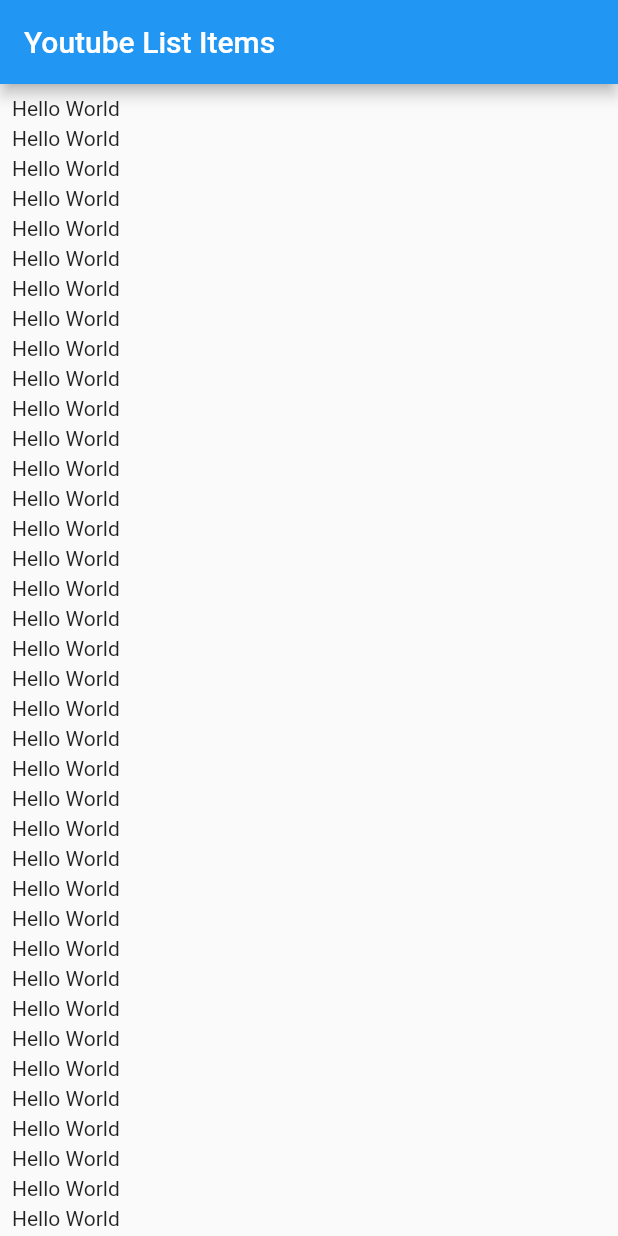
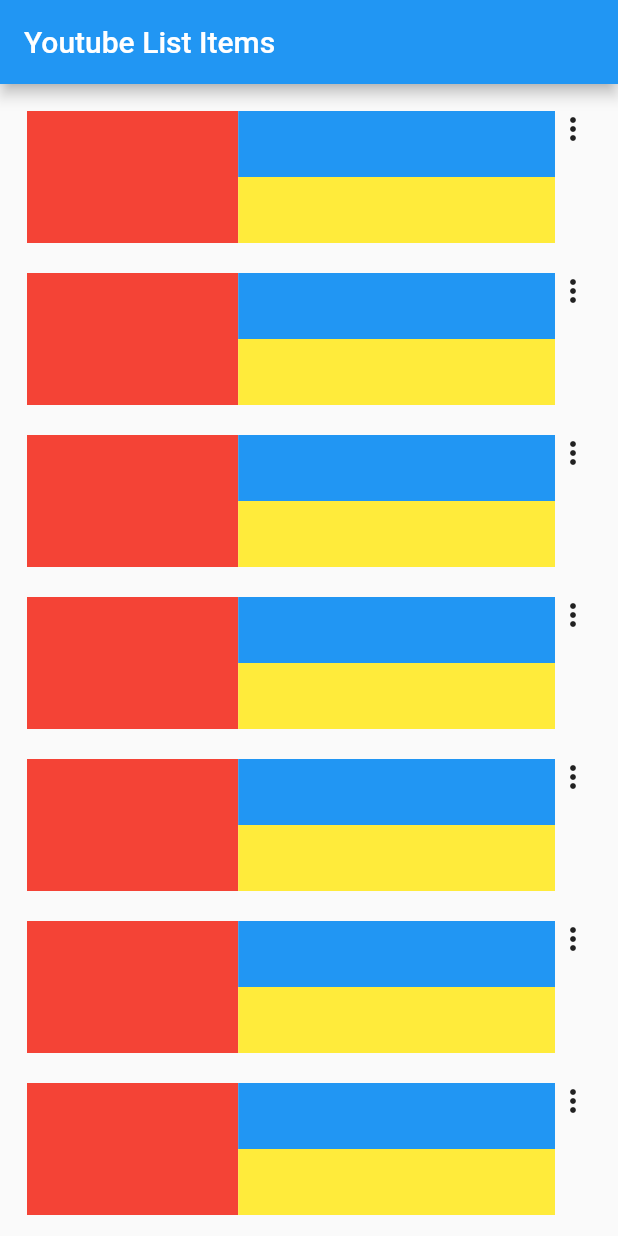
Before and after one commit to shihaohong/youtube_flutter_widget, a Flutter app: the screen it shows after launch, on a phone screen of 412 x 824 dp. Run offline on Flutter 3.47's test engine with Material 2 defaults, Android fonts, the phone set to English and light mode, and no system bars.

Commit message:
implement layout

```diff
--- a/lib/main.dart
+++ b/lib/main.dart
@@ -32,7 +32,6 @@ class _MyHomePageState extends State<MyHomePage> {
       ),
       body: ListView.builder(
         padding: EdgeInsets.all(8.0),
-        itemExtent: 20.0,
         itemBuilder: (BuildContext context, int index) {
           return YoutubeListItem(title: 'Hello World');
         },
@@ -58,6 +57,43 @@ class YoutubeListItem extends StatelessWidget {
 
   @override
   Widget build(BuildContext context) {
-    return Text(title);
+    return Padding(
+      padding: EdgeInsets.all(10.0),
+      child: IntrinsicHeight(
+        child: Row(
+          crossAxisAlignment: CrossAxisAlignment.start,
+          children: <Widget>[
+            Expanded(
+              child: Container(
+                decoration: const BoxDecoration(color: Colors.red),
+              ),
+              flex: 2,
+            ),
+            Expanded(
+              child: Column(
+                children: <Widget>[
+                  Expanded(
+                      child: Container(
+                        height: 44.0,
+                        decoration: BoxDecoration(color: Colors.blue),
+                      ),
+                      flex: 1),
+                  Expanded(
+                      child: Container(
+                        height: 44.0,
+                        decoration: BoxDecoration(color: Colors.yellow),
+                      ),
+                      flex: 1),
+                ],
+              ),
+              flex: 3,
+            ),
+            Icon(
+              Icons.more_vert,
+            ),
+          ],
+        ),
+      ),
+    );
   }
 }
```
